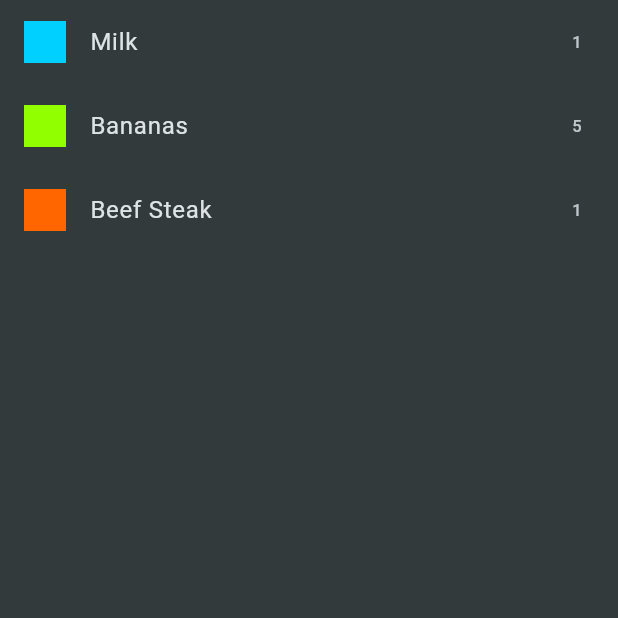
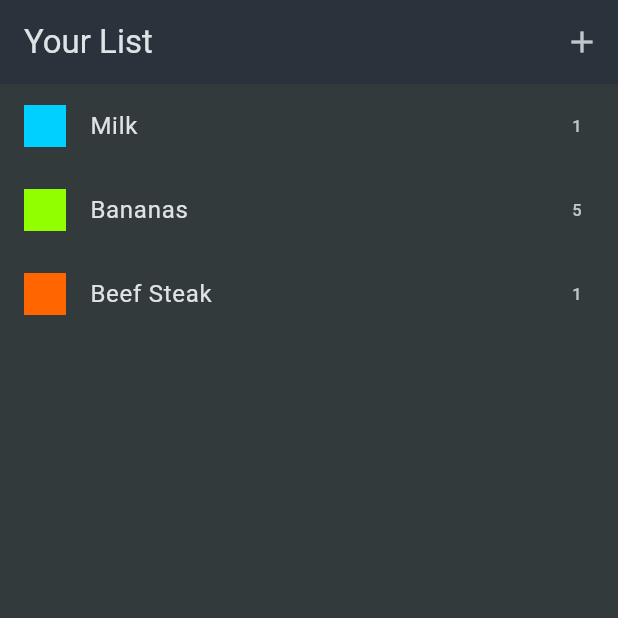
Before and after one commit to franciscovidalsantos/LearningFlutterAndDart, a Flutter app: the GroceryList screen opened directly, on a phone screen of 412 x 824 dp, the top half of it. Run offline on Flutter 3.47's test engine with Material 3 defaults, Android fonts, the phone set to English and light mode, and no system bars; our stand-ins replace flutter_riverpod, google_fonts, transparent_image, wakelock_plus; missing offline and left inert: fading_edge_scrollview.

Commit message:
adding new add item screen
- adding our new_item widget
- converted our grocer_list widget into a StatefulWidget since we'll need to get and set values inside of it

```diff
--- a/shopping_list_app/lib/main.dart
+++ b/shopping_list_app/lib/main.dart
@@ -21,10 +21,7 @@ class MyApp extends StatelessWidget {
         ),
         scaffoldBackgroundColor: const Color.fromARGB(255, 50, 58, 60),
       ),
-      home: Scaffold(
-        appBar: AppBar(title: const Text('Your List')),
-        body: GroceryList(),
-      ),
+      home: GroceryList(),
     );
   }
 }
--- a/shopping_list_app/lib/widgets/grocery_list.dart
+++ b/shopping_list_app/lib/widgets/grocery_list.dart
@@ -1,13 +1,31 @@
 import 'package:flutter/material.dart';
 import 'package:shopping_list_app/data/dummy_items.dart';
+import 'package:shopping_list_app/widgets/new_item.dart';
 
-class GroceryList extends StatelessWidget {
+class GroceryList extends StatefulWidget {
   GroceryList({super.key});
+
+  @override
+  State<GroceryList> createState() => _GroceryListState();
+}
+
+class _GroceryListState extends State<GroceryList> {
   final _groceryItems = groceryItems;
+
+  void _addItem() {
+    Navigator.of(
+      context,
+    ).push(MaterialPageRoute(builder: (context) => const NewItem()));
+  }
 
   @override
   Widget build(BuildContext context) {
-    return ListView.builder(
+    return Scaffold(
+      appBar: AppBar(
+        title: const Text('Your List'),
+        actions: [IconButton(onPressed: _addItem, icon: Icon(Icons.add))],
+      ),
+      body: ListView.builder(
         itemCount: _groceryItems.length,
         itemBuilder: (context, index) {
           return ListTile(
@@ -20,6 +38,7 @@ class GroceryList extends StatelessWidget {
             trailing: Text(_groceryItems[index].quantity.toString()),
           );
         },
+      ),
     );
   }
 }
```
Also changed, not shown: shopping_list_app/lib/widgets/new_item.dart (added, +80 -0 lines). Lines whose indentation alone changed are shown as unchanged.
